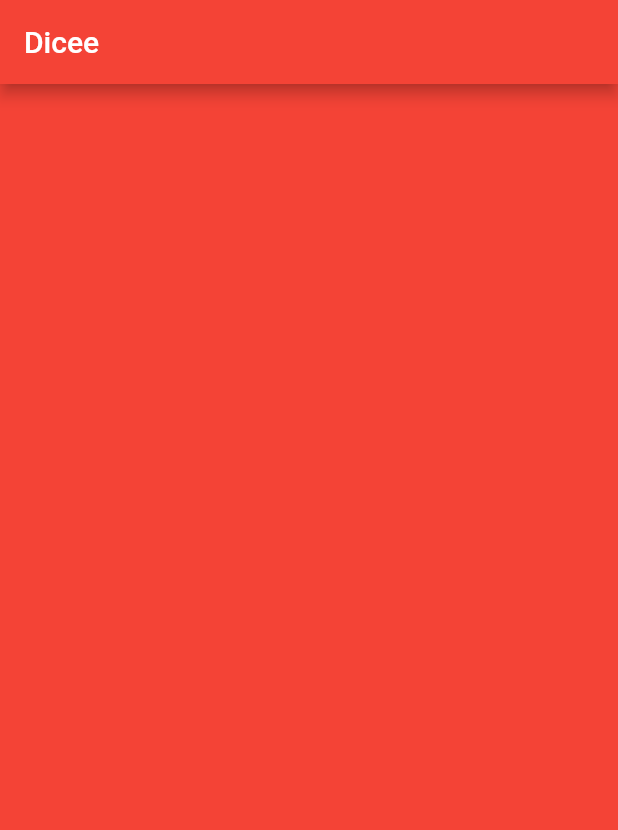
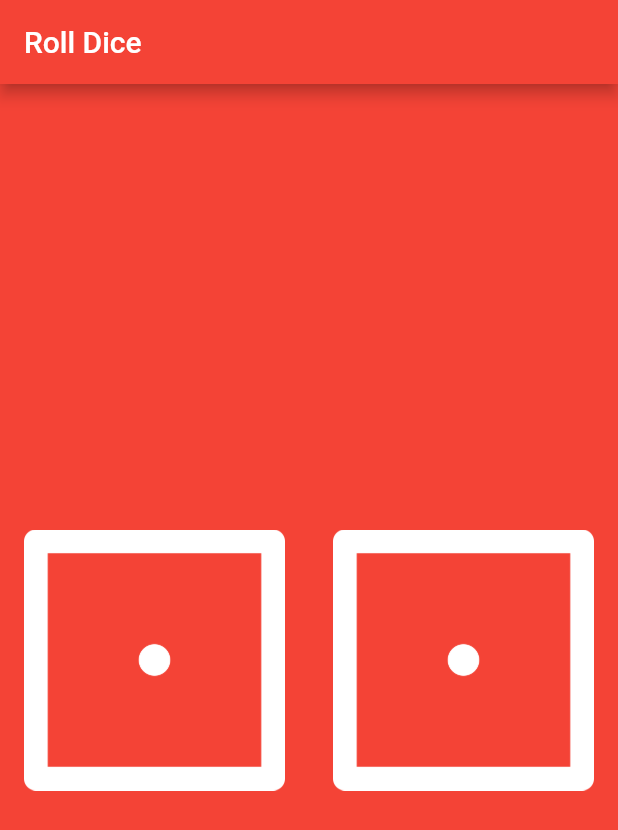
Before and after one commit to v-sauravmohan/Roll-Dice, a Flutter app: the screen it shows after launch, on a phone screen of 412 x 824 dp. Shown: the top 830 px of the screen. Run offline on Flutter 3.47's test engine with Material 2 defaults, Android fonts, the phone set to English and light mode, and no system bars.

Commit message:
on Click Roll

```diff
--- a/lib/main.dart
+++ b/lib/main.dart
@@ -1,4 +1,5 @@
 import 'package:flutter/material.dart';
+import 'dart:math';
 
 void main() {
   return runApp(
@@ -6,7 +7,7 @@ void main() {
       home: Scaffold(
         backgroundColor: Colors.red,
         appBar: AppBar(
-          title: Text('Dicee'),
+          title: Text('Roll Dice'),
           backgroundColor: Colors.red,
         ),
         body: DicePage(),
@@ -15,9 +16,42 @@ void main() {
   );
 }
 
-class DicePage extends StatelessWidget {
+class DicePage extends StatefulWidget {
+  @override
+  _DicePageState createState() => _DicePageState();
+}
+
+class _DicePageState extends State<DicePage> {
+  int leftDieNumber = Random().nextInt(5) + 1;
+  int rightDieNumber = Random().nextInt(5) + 1;
+
   @override
   Widget build(BuildContext context) {
-    return Container();
+    return Center(
+      child: Row(
+        children: <Widget>[
+          Expanded(
+            child: FlatButton(
+              onPressed: () {
+                setState(() {
+                  leftDieNumber = Random().nextInt(5) + 1;
+                });
+              },
+              child: Image.asset('images/dice$leftDieNumber.png'),
+            ),
+          ),
+          Expanded(
+            child: FlatButton(
+              onPressed: () {
+                setState(() {
+                  rightDieNumber = Random().nextInt(5) + 1;
+                });
+              },
+              child: Image.asset('images/dice$rightDieNumber.png'),
+            ),
+          ),
+        ],
+      ),
+    );
   }
 }
```
Also changed, not shown: 46 other files.
